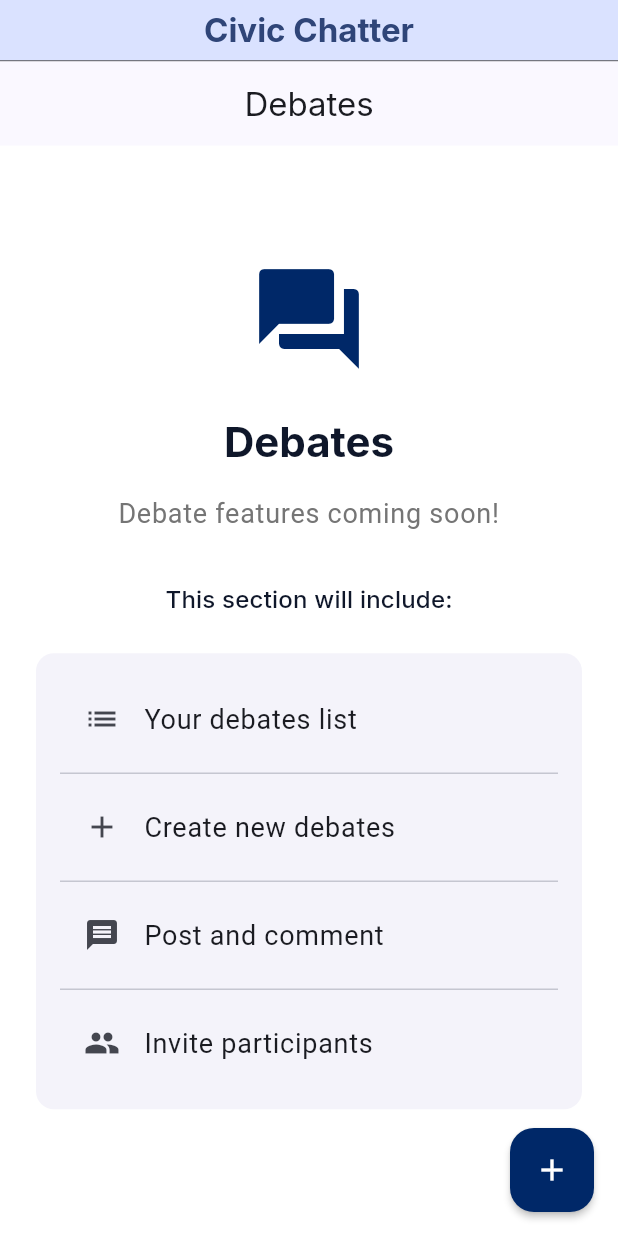
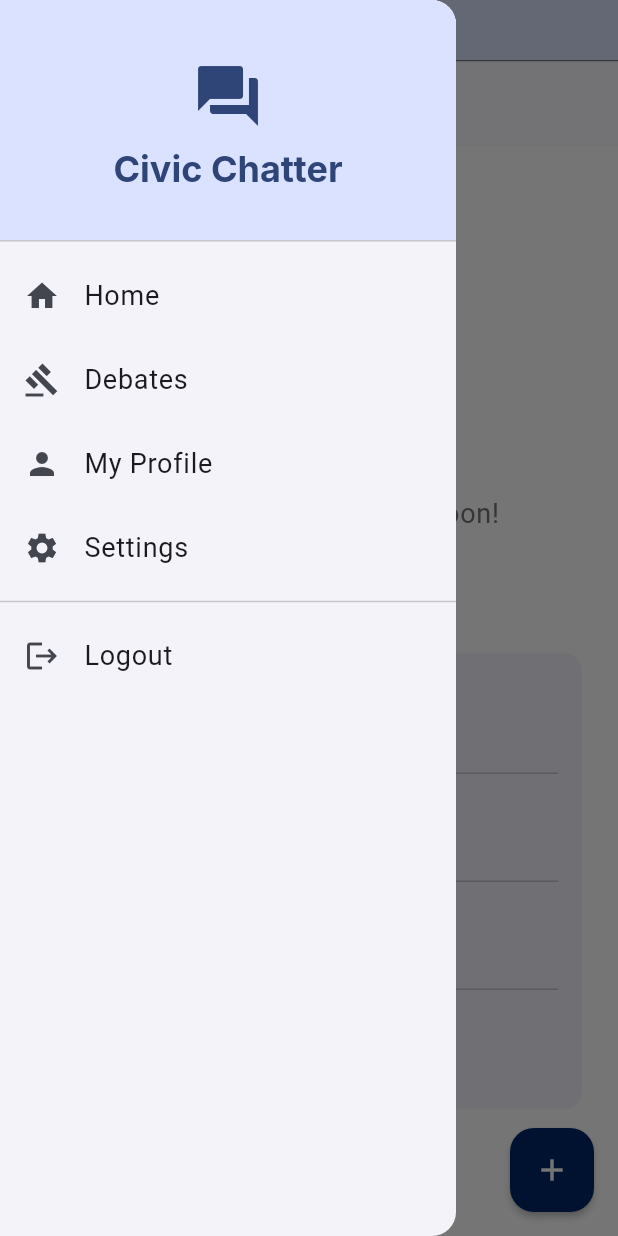
Before and after one commit to Gricon/civicchatter, a Flutter app: the DebatesScreen screen opened by its route, with the side drawer open (before the commit the screen has no drawer), on a phone screen of 412 x 824 dp. Run offline on Flutter 3.47's test engine with Material 3 defaults, Android fonts, the phone set to English and light mode, and no system bars; our stand-ins replace cached_network_image, go_router, google_fonts, image_picker, share_plus, shared_preferences and 1 more; missing offline and left inert: flutter_quill; accounts and stored records are empty.

Commit message:
Add drawer navigation to all main screens

```diff
--- a/flutter_app/lib/screens/debates/debates_screen.dart
+++ b/flutter_app/lib/screens/debates/debates_screen.dart
@@ -1,6 +1,7 @@
 import 'package:flutter/material.dart';
 import '../../widgets/civic_chatter_app_bar.dart';
 import '../../widgets/custom_background.dart';
+import '../../widgets/app_drawer.dart';
 
 class DebatesScreen extends StatefulWidget {
   const DebatesScreen({super.key});
@@ -12,6 +13,8 @@ class DebatesScreen extends StatefulWidget {
 class _DebatesScreenState extends State<DebatesScreen> {
   @override
   Widget build(BuildContext context) {
+    final isMobile = MediaQuery.of(context).size.width < 600;
+
     return CustomBackground(
       child: Scaffold(
         backgroundColor: Colors.transparent,
@@ -19,6 +22,7 @@ class _DebatesScreenState extends State<DebatesScreen> {
           title: 'Debates',
           showBackButton: false,
         ),
+        drawer: isMobile ? const AppDrawer() : null,
         body: Center(
           child: SingleChildScrollView(
             child: Padding(
--- a/flutter_app/lib/screens/profile/private_profile_screen.dart
+++ b/flutter_app/lib/screens/profile/private_profile_screen.dart
@@ -6,6 +6,7 @@ import '../../providers/auth_provider.dart';
 import '../../services/profile_service.dart';
 import '../../widgets/civic_chatter_app_bar.dart';
 import '../../widgets/custom_background.dart';
+import '../../widgets/app_drawer.dart';
 
 class PrivateProfileScreen extends StatefulWidget {
   const PrivateProfileScreen({super.key});
@@ -49,6 +50,8 @@ class _PrivateProfileScreenState extends State<PrivateProfileScreen> {
 
   @override
   Widget build(BuildContext context) {
+    final isMobile = MediaQuery.of(context).size.width < 600;
+
     return CustomBackground(
       child: Scaffold(
         backgroundColor: Colors.transparent,
@@ -63,6 +66,7 @@ class _PrivateProfileScreenState extends State<PrivateProfileScreen> {
             ),
           ],
         ),
+        drawer: isMobile ? const AppDrawer() : null,
         body: _isLoading
             ? const Center(child: CircularProgressIndicator())
             : _error != null
--- a/flutter_app/lib/screens/settings/settings_screen.dart
+++ b/flutter_app/lib/screens/settings/settings_screen.dart
@@ -6,6 +6,7 @@ import '../../providers/theme_provider.dart';
 import '../../widgets/custom_button.dart';
 import '../../widgets/civic_chatter_app_bar.dart';
 import '../../widgets/custom_background.dart';
+import '../../widgets/app_drawer.dart';
 
 class SettingsScreen extends StatefulWidget {
   const SettingsScreen({super.key});
@@ -17,6 +18,7 @@ class SettingsScreen extends StatefulWidget {
 class _SettingsScreenState extends State<SettingsScreen> {
   @override
   Widget build(BuildContext context) {
+    final isMobile = MediaQuery.of(context).size.width < 600;
     final themeProvider = context.watch<ThemeProvider>();
     final authProvider = context.watch<AuthProvider>();
 
@@ -27,6 +29,7 @@ class _SettingsScreenState extends State<SettingsScreen> {
           title: 'Settings',
           showBackButton: true,
         ),
+        drawer: isMobile ? const AppDrawer() : null,
         body: ListView(
           padding: const EdgeInsets.all(16.0),
           children: [
--- /dev/null
+++ b/flutter_app/lib/widgets/app_drawer.dart
@@ -0,0 +1,100 @@
+import 'package:flutter/material.dart';
+import 'package:go_router/go_router.dart';
+import 'package:provider/provider.dart';
+import 'package:supabase_flutter/supabase_flutter.dart';
+import '../providers/auth_provider.dart';
+
+class AppDrawer extends StatelessWidget {
+  const AppDrawer({super.key});
+
+  Future<void> _handleLogout(BuildContext context) async {
+    try {
+      await Supabase.instance.client.auth.signOut();
+      if (context.mounted) {
+        Provider.of<AuthProvider>(context, listen: false).signOut();
+        context.go('/login');
+      }
+    } catch (e) {
+      if (context.mounted) {
+        ScaffoldMessenger.of(context).showSnackBar(
+          SnackBar(content: Text('Error logging out: $e')),
+        );
+      }
+    }
+  }
+
+  @override
+  Widget build(BuildContext context) {
+    return Drawer(
+      child: ListView(
+        padding: EdgeInsets.zero,
+        children: [
+          DrawerHeader(
+            decoration: BoxDecoration(
+              color: Theme.of(context).colorScheme.primaryContainer,
+            ),
+            child: Column(
+              mainAxisAlignment: MainAxisAlignment.center,
+              children: [
+                Icon(
+                  Icons.forum,
+                  size: 48,
+                  color: Theme.of(context).colorScheme.onPrimaryContainer,
+                ),
+                const SizedBox(height: 8),
+                Text(
+                  'Civic Chatter',
+                  style: Theme.of(context).textTheme.headlineSmall?.copyWith(
+                        color: Theme.of(context).colorScheme.onPrimaryContainer,
+                        fontWeight: FontWeight.bold,
+                      ),
+                ),
+              ],
+            ),
+          ),
+          ListTile(
+            leading: const Icon(Icons.home),
+            title: const Text('Home'),
+            onTap: () {
+              Navigator.pop(context);
+              context.go('/home');
+            },
+          ),
+          ListTile(
+            leading: const Icon(Icons.gavel),
+            title: const Text('Debates'),
+            onTap: () {
+              Navigator.pop(context);
+              context.go('/debates');
+            },
+          ),
+          ListTile(
+            leading: const Icon(Icons.person),
+            title: const Text('My Profile'),
+            onTap: () {
+              Navigator.pop(context);
+              context.go('/profile');
+            },
+          ),
+          ListTile(
+            leading: const Icon(Icons.settings),
+            title: const Text('Settings'),
+            onTap: () {
+              Navigator.pop(context);
+              context.go('/settings');
+            },
+          ),
+          const Divider(),
+          ListTile(
+            leading: const Icon(Icons.logout),
+            title: const Text('Logout'),
+            onTap: () {
+              Navigator.pop(context);
+              _handleLogout(context);
+            },
+          ),
+        ],
+      ),
+    );
+  }
+}
```
Also changed, not shown: flutter_app/lib/screens/home/home_screen.dart (+2 -80 lines), 2 other files.
